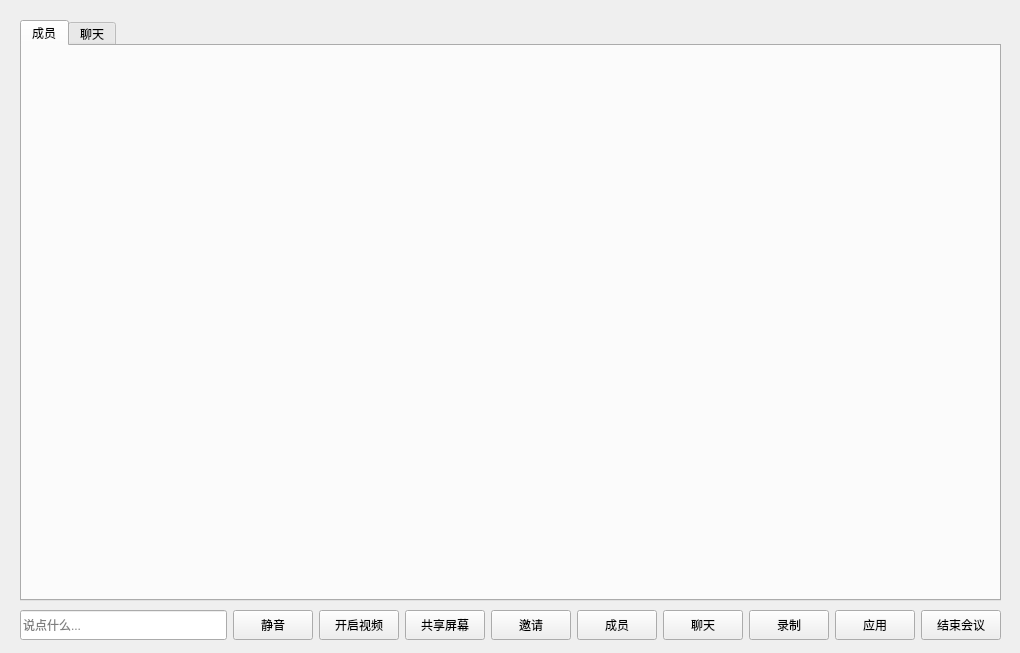
zhangdalin/MeetEx, file ui/inmeeting.ui: the form before one commit.
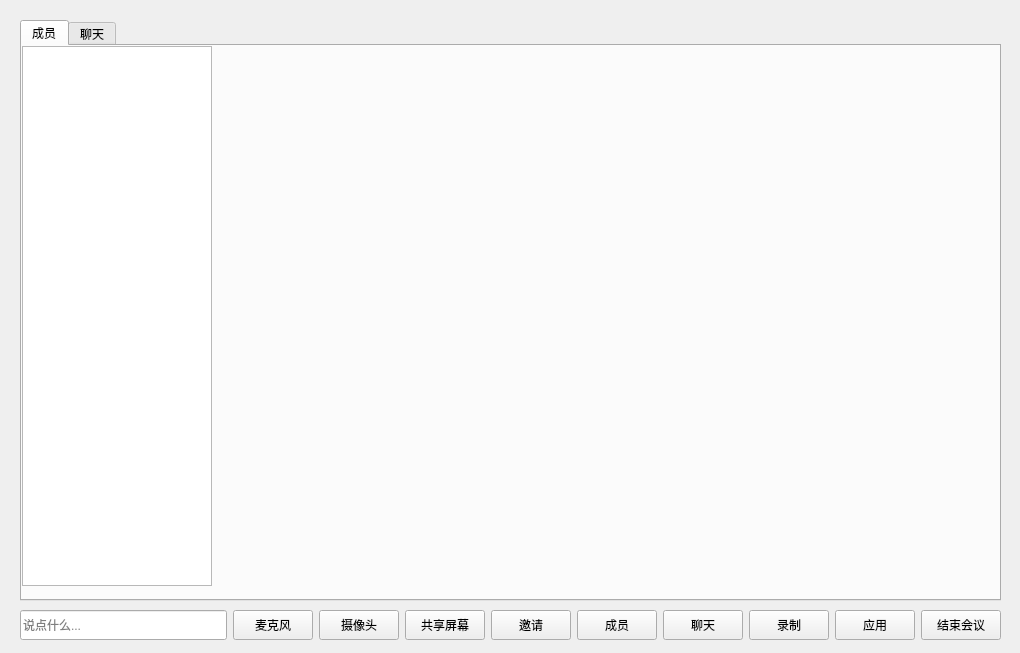
The form after the commit.

What changed in the file:
```diff
--- a/ui/inmeeting.ui
+++ b/ui/inmeeting.ui
@@ -51,7 +51,7 @@
        </size>
       </property>
       <property name="text">
-       <string>静音</string>
+       <string>麦克风</string>
       </property>
      </widget>
     </item>
@@ -70,7 +70,7 @@
        </size>
       </property>
       <property name="text">
-       <string>开启视频</string>
+       <string>摄像头</string>
       </property>
      </widget>
     </item>
@@ -231,6 +231,16 @@
        <attribute name="title">
         <string>成员</string>
        </attribute>
+       <widget class="QListWidget" name="memberListWidget">
+        <property name="geometry">
+         <rect>
+          <x>0</x>
+          <y>0</y>
+          <width>190</width>
+          <height>540</height>
+         </rect>
+        </property>
+       </widget>
       </widget>
       <widget class="QWidget" name="chartTab">
        <attribute name="title">
```
Left out of the diff: 26 changed lines with no effect on the pictures.
